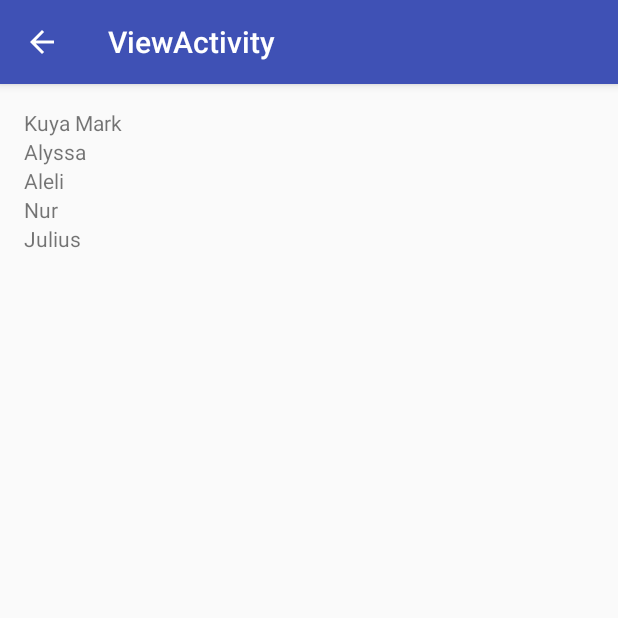
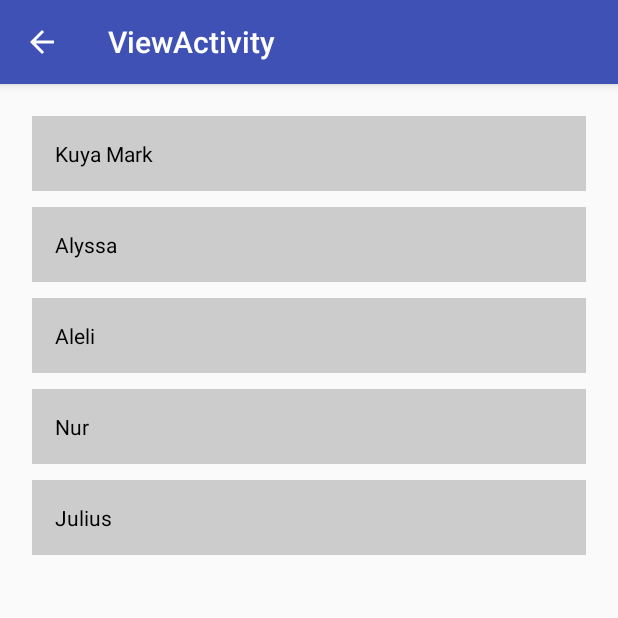
Before and after one commit to juliusvega998/randomizer, an Android app: the ViewActivity screen opened directly, with no data from a screen before it, on a phone screen of 412 x 824 dp, the top half of it. Run offline under Robolectric (Android 15) with nearby library versions, the phone set to English and light mode, and no system bars.

Commit message:
Improved view objects layout

```diff
--- a/app/src/main/java/com/kintetsu/aspirev3/randomizer/MainActivity.java
+++ b/app/src/main/java/com/kintetsu/aspirev3/randomizer/MainActivity.java
@@ -53,10 +53,11 @@ public class MainActivity extends AppCompatActivity {
             @Override
             public void onClick(View view) {
                 final Random r = new Random();
+
                 randomize.setEnabled(false);
                 randomize.setBackgroundColor(useColor(R.color.colorAccent));
                 result.setTextColor(useColor(R.color.grey));
-                //randomize.setBackgroundColor(getResources().getColor(R.color.grey));
+
                 for (int i = 0; i < NUMBER_OF_SPINS; i++) {
                     final int index = i%mList.length;
                     final int delay = TIME_SPIN * i;
@@ -77,7 +78,6 @@ public class MainActivity extends AppCompatActivity {
 
                         randomize.setEnabled(true);
                         randomize.setBackgroundColor(useColor(R.color.colorAccent));
-                        //randomize.setBackgroundColor(getResources().getColor(R.color.colorAccent));
                     }
                 }, TIME_SPIN * NUMBER_OF_SPINS);
             }
--- a/app/src/main/res/layout/object_row.xml
+++ b/app/src/main/res/layout/object_row.xml
@@ -1,8 +1,13 @@
 <?xml version="1.0" encoding="utf-8"?>
 <TextView xmlns:android="http://schemas.android.com/apk/res/android"
-    android:layout_width="wrap_content"
+    xmlns:tools="http://schemas.android.com/tools"
+    android:layout_width="match_parent"
     android:layout_height="wrap_content"
     android:text="TextView"
     android:id="@+id/object"
-    android:layout_weight="1">
+    android:layout_weight="1"
+    android:background="@color/light_grey"
+    android:padding="15dp"
+    android:layout_margin="5dp"
+    android:textColor="@color/black">
 </TextView>
--- a/app/src/main/res/values/colors.xml
+++ b/app/src/main/res/values/colors.xml
@@ -6,5 +6,6 @@
     <color name="white">#FFFFFF</color>
     <color name="black">#000000</color>
     <color name="grey">#888888</color>
+    <color name="light_grey">#CCCCCC</color>
     <color name="red">#D50000</color>
 </resources>
```
